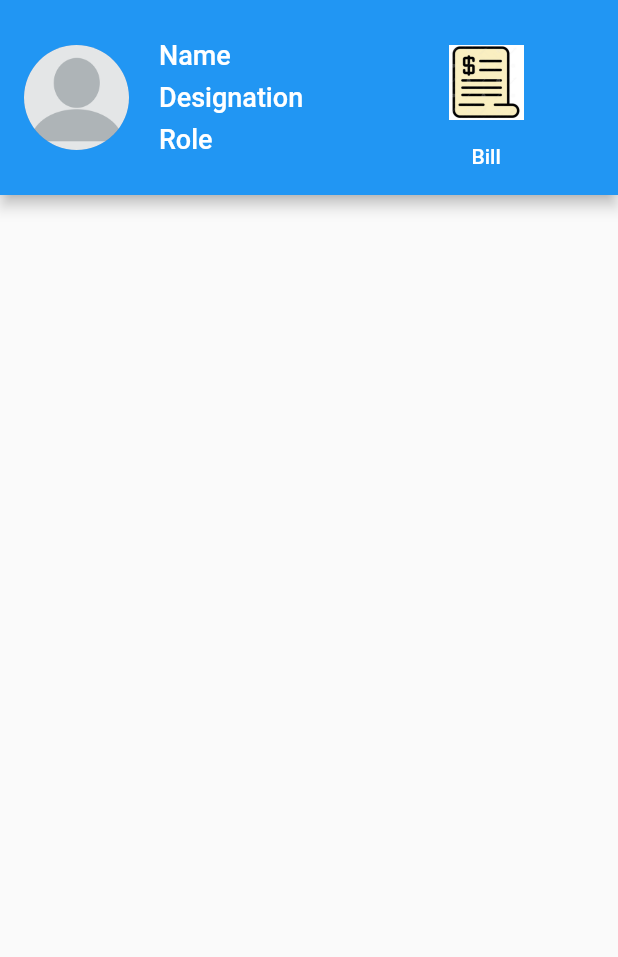
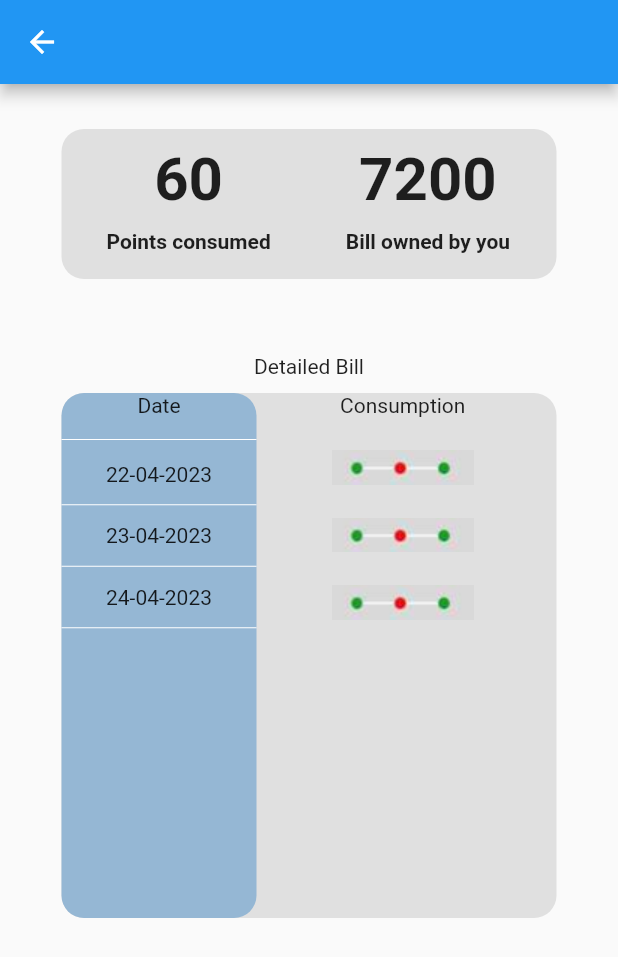
Before and after one commit to j3rinpaul/Messlab, a Flutter app: the ScreenHome screen opened directly, after a tap on "Bill", on a phone screen of 412 x 824 dp. Shown: the top 957 px of the screen. Run offline on Flutter 3.47's test engine with Material 2 defaults, Android fonts, the phone set to English and light mode, and no system bars.

Commit message:
Point_screen

```diff
--- /dev/null
+++ b/lib/screens/Pointsscreen/screen_points.dart
@@ -0,0 +1,132 @@
+import 'package:flutter/src/widgets/framework.dart';
+import 'package:flutter/src/widgets/placeholder.dart';
+import 'package:flutter/material.dart';
+import 'package:mini_project/logout.dart';
+import 'package:mini_project/screens/homescreen/home_screen.dart';
+
+class ScreenPoints extends StatelessWidget {
+  ScreenPoints({super.key});
+
+/*final _pages= [
+    ScreenHome(),
+    ScreenLogout(),
+  ];*/
+  @override
+  Widget build(BuildContext context) {
+    return Scaffold(
+      appBar: AppBar(),
+      body: Center(
+        child: Column(
+
+         // mainAxisAlignment: MainAxisAlignment.spaceAround,
+          children: [
+            SizedBox(height: 30,),
+            Container(
+
+              height: 100,
+              width: 330,
+              //width: 600,
+              decoration: BoxDecoration(
+                borderRadius: BorderRadius.circular(15),
+                color: Colors.grey[300],
+
+              ),
+
+              child: Center(
+                child: Row(
+
+                 // mainAxisAlignment: MainAxisAlignment.center,
+                 crossAxisAlignment: CrossAxisAlignment.end,
+                  children: [
+                    SizedBox(width: 30,),
+                    //SizedBox(height: 30,),
+                    Column(children: [
+                      SizedBox(height: 10,),
+                      Text('60',style: TextStyle(fontSize: 40,fontWeight: FontWeight.bold),
+                      ),
+                      SizedBox(height: 10,),
+                      Text('Points consumed',style: TextStyle(fontWeight: FontWeight.bold),)
+                    ],),
+                   // Text('60',style: TextStyle(fontSize: 40),),
+                    SizedBox(width: 50,),
+                    Column(
+                      children: [
+                        SizedBox(height: 10,),
+                        Text('7200',style: TextStyle(fontSize: 40,fontWeight: FontWeight.bold)),
+                        SizedBox(height: 10,),
+                        Text('Bill owned by you',style: TextStyle(fontWeight: FontWeight.bold),)
+                      ],
+                    )
+                  // Text('Rs.7200',style: TextStyle(fontSize: 40),)
+                  ],
+
+
+                ),
+              ),
+            ),
+            SizedBox(height: 50,),
+            Text('Detailed Bill'),
+            SizedBox(height: 10,),
+            Container(
+              height: 350,
+              width: 330,
+              decoration: BoxDecoration(
+                borderRadius: BorderRadius.circular(15),
+                color: Colors.grey[300]
+              ),
+              child: Row(children: [
+                Container(
+                  width: 130,
+                  decoration: BoxDecoration(
+                    color: Color.fromARGB(255, 149, 183, 212),
+                    borderRadius: BorderRadius.circular(15)
+                  ),
+                  child: Column(
+                    children: [
+
+                      Text('Date'),
+                      Divider(height: 30,
+                      color: Colors.white,),
+                      Text('22-04-2023'),
+                      Divider(height: 25,
+                      color: Colors.white,),
+                      Text('23-04-2023'),
+                      Divider(height: 25,
+                      color: Colors.white,),
+                      Text('24-04-2023'),
+                      Divider(height: 25,
+                      color: Colors.white,),
+                    ],
+                  ),
+                ),
+                SizedBox(width: 50,),
+                Container(
+                  child: Column(
+                    crossAxisAlignment: CrossAxisAlignment.center,
+                   // mainAxisAlignment: MainAxisAlignment.center,
+                    children: [
+
+                      Text('Consumption'),
+                      Divider(height: 22,
+                      color: Colors.black,),
+                      Image.asset('assets/images/dot.png'),
+                      Divider(height: 22,
+                      color: Color.fromARGB(255, 255, 255, 255),),
+                      Image.asset('assets/images/dot.png'),
+                      Divider(height: 22,
+                      color: Colors.white,),
+                      Image.asset('assets/images/dot.png'),
+                      Divider(height: 20,
+                      color: Colors.white,)
+                    ],
+                  ),
+                 // ListView.separated(itemBuilder: itemBuilder, separatorBuilder: separatorBuilder, itemCount: itemCount)
+                )
+              ],),
+            )
+          ],
+        ),
+      ),
+    );
+  }
+}
--- a/lib/screens/home_screen.dart
+++ b/lib/screens/homescreen/home_screen.dart
@@ -1,8 +1,11 @@
 import 'package:flutter/material.dart';
 import 'package:flutter/src/widgets/framework.dart';
 import 'package:flutter/src/widgets/placeholder.dart';
+import 'package:mini_project/screens/Pointsscreen/screen_points.dart';
+import 'package:mini_project/screens/homescreen/ScreenAccouncement.dart';
 //import 'package:intl/intl.dart';
-import 'package:mini_project/screens/widgets/calender.dart';
+import 'package:mini_project/screens/homescreen/calender.dart';
+import 'package:mini_project/screens/homescreen/checkout.dart';
 
 
 class ScreenHome extends StatelessWidget {
@@ -49,7 +52,13 @@ class ScreenHome extends StatelessWidget {
                     fit: BoxFit.cover,
                     height: 50, // set the desired height
                     width: 50,),
-                    TextButton(onPressed: (){}, child: Text('Bill',style: TextStyle(color: Colors.white),))
+                    TextButton(onPressed: (){
+                      Navigator.push(
+                      context,
+                        MaterialPageRoute(builder: (context) => ScreenPoints()),
+                      );
+                    },
+                    child: Text('Bill',style: TextStyle(color: Colors.white),))
                   ],
                 ),
               )
@@ -57,6 +66,7 @@ class ScreenHome extends StatelessWidget {
           ),
 
         ),
+        body:ScreenCheckBox()
 
       ),
     );
--- a/lib/screens/login.dart
+++ b/lib/screens/login.dart
@@ -1,5 +1,5 @@
 import 'package:flutter/material.dart';
-import 'package:mini_project/screens/home_screen.dart';
+import 'package:mini_project/screens/homescreen/home_screen.dart';
 
 class HomeScreen extends StatefulWidget {
   const HomeScreen({super.key});
--- a/pubspec.yaml
+++ b/pubspec.yaml
@@ -63,6 +63,10 @@ flutter:
   assets:
       - assets/images/profilepic.png
       - assets/images/bill.png
+      - assets/images/sunrise-symbol_1343440.jpg
+      - assets/images/Screenshot from 2023-04-20 15-46-32.png
+      - assets/images/moon.png
+      - assets/images/dot.png
   #   - images/a_dot_burr.jpeg
   #   - images/a_dot_ham.jpeg
 
```
Also changed, not shown: lib/logout.dart (added, +22 -0 lines), lib/screens/homescreen/ScreenAccouncement.dart (added, +31 -0 lines), lib/screens/homescreen/calender.dart (added, +78 -0 lines), lib/screens/homescreen/checkout.dart (added, +255 -0 lines), lib/widgets/bottomnav.dart (added, +32 -0 lines), assets/images/Screenshot from 2023-04-20 15-46-32.png (added), assets/images/dot.png (added), assets/images/moon.png (added), assets/images/sunrise-symbol_1343440.jpg (added), lib/screens/widgets/calender.dart (deleted).
